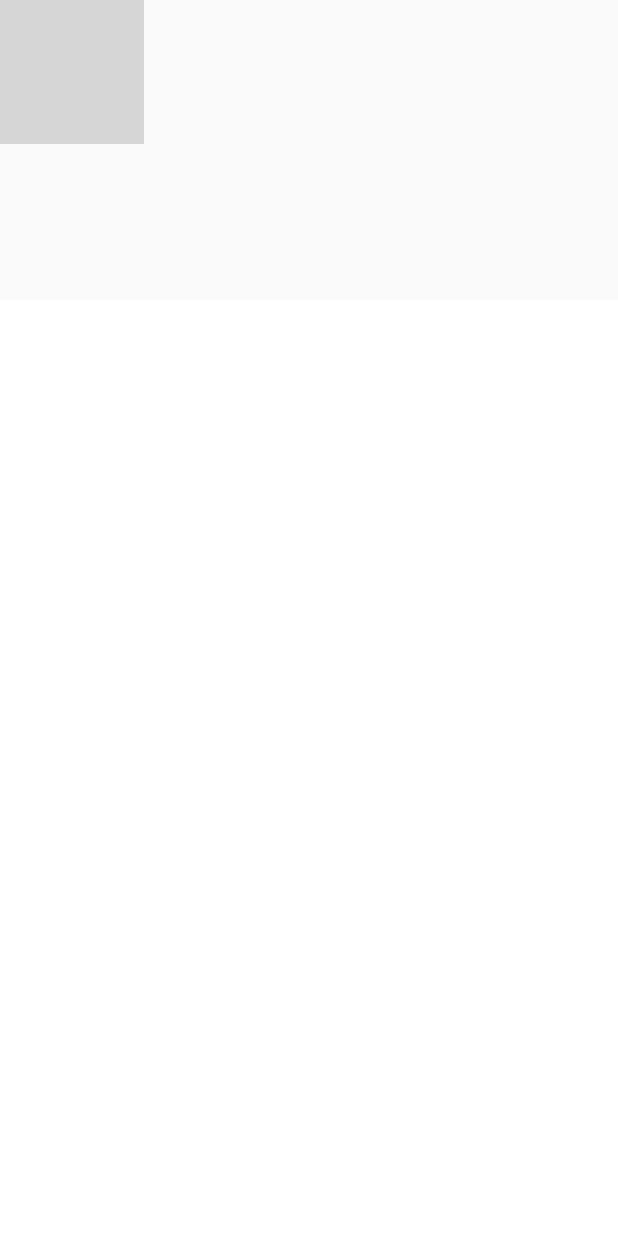
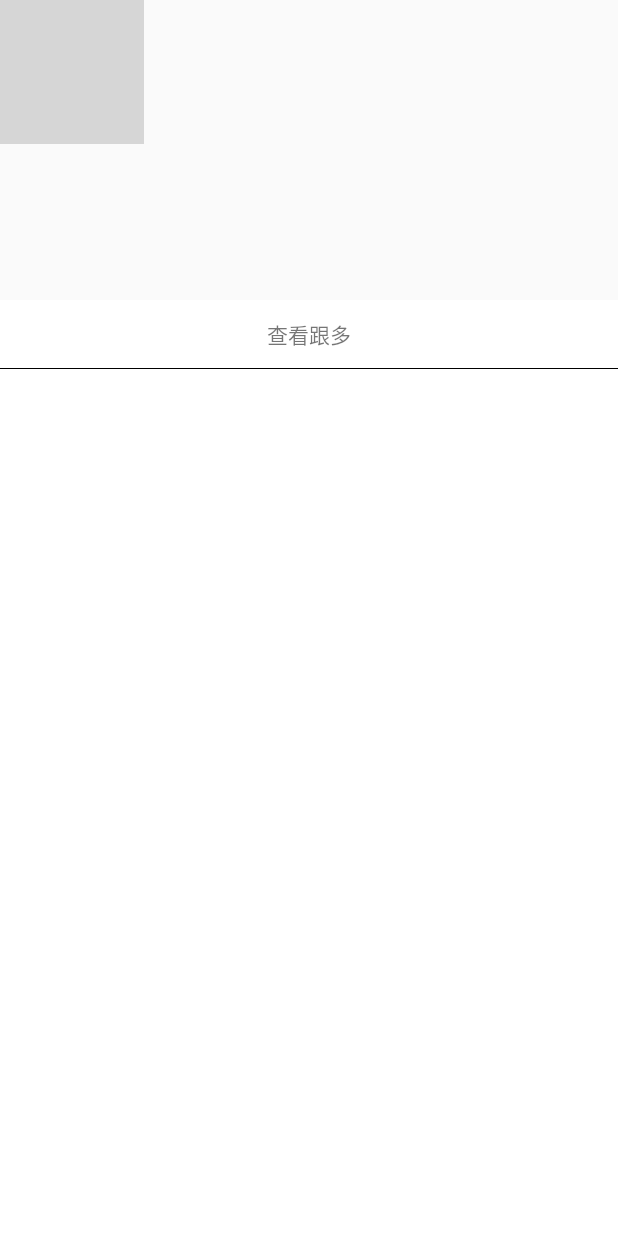
Before and after one commit to AndyFrist/MyViews, an Android app: the layout activity_vertical_drag_layout.xml on its own in the app's theme, with its tools: preview values and no code run, on a phone screen of 412 x 824 dp. Run offline under Robolectric (Android 15) with nearby library versions, the phone set to English and light mode, and no system bars; grey boxes are pictures that could not be loaded.

Commit message:
仿高德

```diff
--- a/app/src/main/res/layout/activity_vertical_drag_layout.xml
+++ b/app/src/main/res/layout/activity_vertical_drag_layout.xml
@@ -22,12 +22,25 @@
         android:orientation="vertical"
         app:anchorPoint="200dp"
         app:behavior_hideable="true"
-        app:behavior_peekHeight="120dp"
+        app:behavior_peekHeight="@dimen/sheet_peakHeight"
         app:layout_behavior="@string/Anchor_BottomSheet_Behavior">
 
         <LinearLayout
             android:layout_width="match_parent"
+            android:orientation="vertical"
             android:layout_height="match_parent">
+
+
+            <TextView
+                android:id="@+id/more"
+                android:layout_width="match_parent"
+                android:layout_height="@dimen/sheet_peakHeight"
+                android:gravity="center"
+                android:text="查看跟多" />
+            <View
+                android:layout_width="match_parent"
+                android:layout_height="1px"
+                android:background="@color/black"/>
 
             <android.support.v7.widget.RecyclerView
                 android:id="@+id/bus_segment_list"
--- a/app/src/main/res/values/dimens.xml
+++ b/app/src/main/res/values/dimens.xml
@@ -95,5 +95,7 @@
     <dimen name="width_305">305dp</dimen>
     <dimen name="width_400">400dp</dimen>
 
+    <dimen name="sheet_peakHeight">45dp</dimen>
+
 
 </resources>
```
Also changed, not shown: app/src/main/java/com/example/huangwenpei/myview/Activity/VerticalDragLayoutActivity.java (+71 -5 lines), app/src/main/java/com/example/huangwenpei/myview/adapter/MyAdapter.java (added, +55 -0 lines), app/src/main/res/layout/item_recycler.xml (added, +18 -0 lines).
